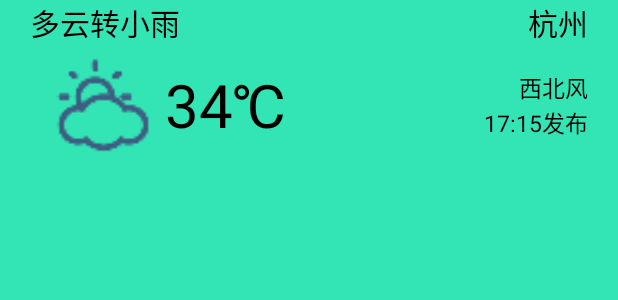
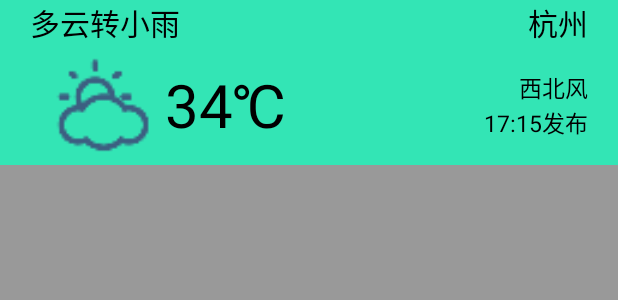
Before and after one commit to KianWeng/IntelligentButler, an Android app: the layout weather.xml on its own in the app's theme, with its tools: preview values and no code run, on a phone screen of 412 x 824 dp. Shown: the top 300 px of the screen. Run offline under Robolectric (Android 15) with nearby library versions, the phone set to English and light mode, and no system bars; network calls fail.

Commit message:
优化天气UI界面。

```diff
--- a/app/src/main/res/layout/weather.xml
+++ b/app/src/main/res/layout/weather.xml
@@ -3,12 +3,13 @@
     android:layout_width="match_parent"
     android:layout_height="match_parent"
     android:orientation="vertical"
-    android:background="@color/green">
+    android:background="@color/color_999999">
 
     <LinearLayout
         android:layout_width="match_parent"
         android:layout_height="wrap_content"
-        android:orientation="horizontal">
+        android:orientation="horizontal"
+        android:background="@color/green">
 
         <LinearLayout
             android:layout_width="match_parent"
@@ -45,7 +46,8 @@
     <LinearLayout
         android:layout_width="match_parent"
         android:layout_height="wrap_content"
-        android:orientation="horizontal">
+        android:orientation="horizontal"
+        android:background="@color/green">
 
         <ImageView
             android:id="@+id/weather_img"
```
Also changed, not shown: app/src/main/res/layout/weather_listview_item.xml (+4 -3 lines).
